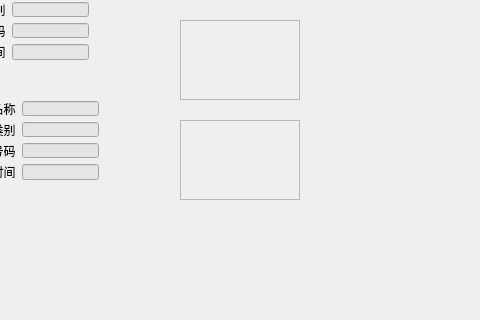
Before: the Qt Designer form ParkCustomerCenter/mainwindow.ui in Anne081031/ParkSolution, drawn with Qt 5; both pictures show x 290 to 770 and y 83 to 403 of the 1408 by 830 pixel window.
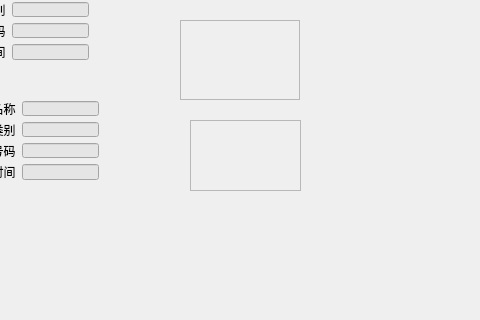
After: the same form once the commit is applied. Icons and pictures are not drawn.

Patch:
```diff
--- a/ParkCustomerCenter/mainwindow.ui
+++ b/ParkCustomerCenter/mainwindow.ui
@@ -688,12 +688,18 @@
    <widget class="QScrollArea" name="scrVehicle">
     <property name="geometry">
      <rect>
-      <x>470</x>
+      <x>480</x>
       <y>180</y>
-      <width>120</width>
-      <height>80</height>
+      <width>111</width>
+      <height>71</height>
      </rect>
     </property>
+    <property name="maximumSize">
+     <size>
+      <width>16777215</width>
+      <height>180</height>
+     </size>
+    </property>
     <property name="widgetResizable">
      <bool>true</bool>
     </property>
@@ -702,8 +708,8 @@
       <rect>
        <x>0</x>
        <y>0</y>
-       <width>118</width>
-       <height>78</height>
+       <width>109</width>
+       <height>69</height>
       </rect>
      </property>
     </widget>
```
Left out of the diff: 6 changed lines with no effect on the pictures.
